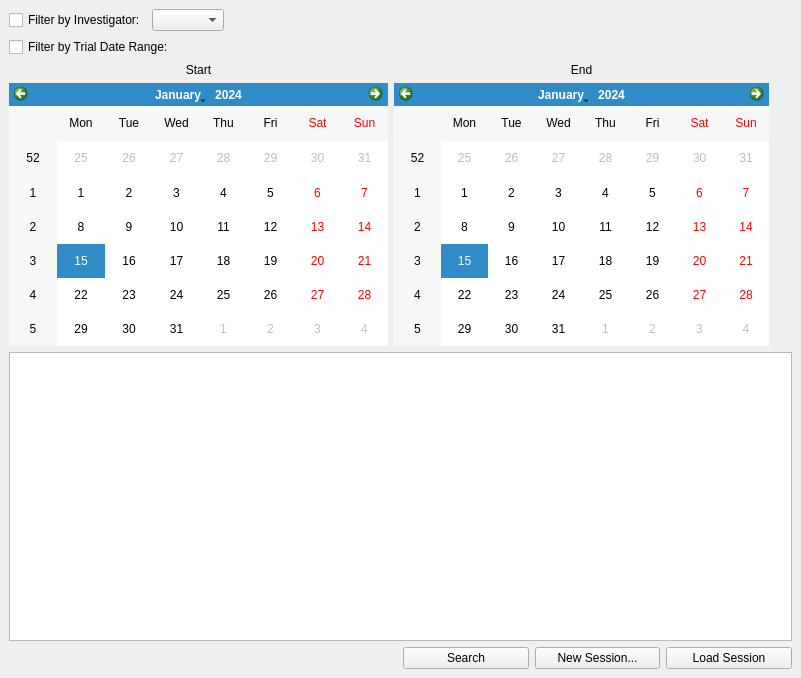
This is src/db/sessionWindow.ui in neuroethology/bento as Qt 5 draws it before an edit. The edited form follows.
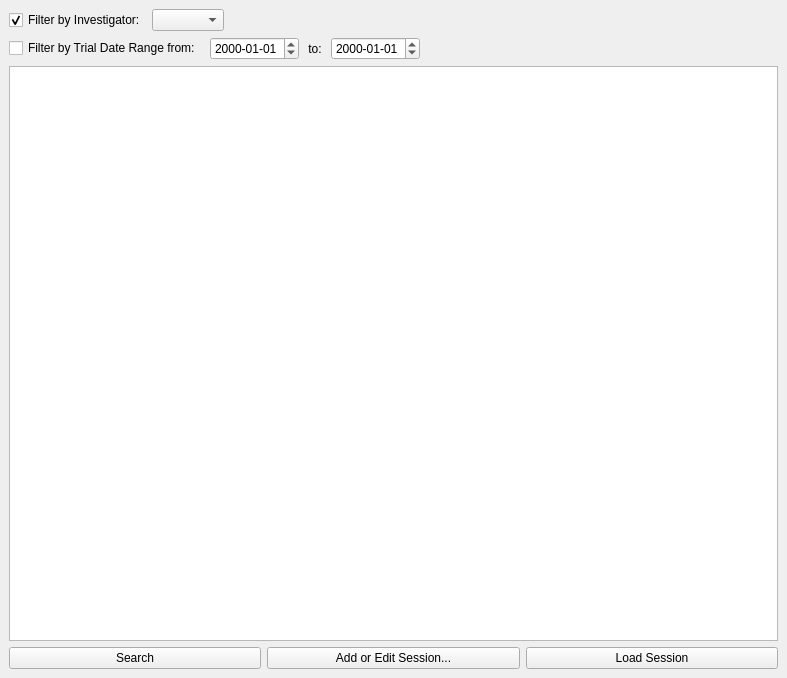
This is the edited form.

Commit message: In-progress support for modifying the database, including adding and editing sessions, trials and animals. A few bug fixes, including setting the investigator. Support for current investigator in the config (bentoConfig.py).

What changed in the file:
```diff
--- a/src/db/sessionWindow.ui
+++ b/src/db/sessionWindow.ui
@@ -6,7 +6,7 @@
    <rect>
     <x>0</x>
     <y>0</y>
-    <width>801</width>
+    <width>787</width>
     <height>678</height>
    </rect>
   </property>
@@ -14,78 +14,17 @@
    <string>Session Search Window</string>
   </property>
   <widget class="QWidget" name="experimentDockWidgetContents">
-   <layout class="QGridLayout" name="gridLayout" rowstretch="0,0,0,0,1,0">
-    <item row="2" column="0" colspan="2">
-     <layout class="QGridLayout" name="dateRangeGridLayout">
-      <item row="2" column="0">
-       <widget class="QCalendarWidget" name="endCalendarWidget">
-        <property name="minimumSize">
-         <size>
-          <width>379</width>
-          <height>173</height>
-         </size>
-        </property>
-       </widget>
-      </item>
-      <item row="1" column="0">
-       <widget class="QLabel" name="trialDateStartLabel">
-        <property name="text">
-         <string>Start</string>
-        </property>
-        <property name="alignment">
-         <set>Qt::AlignCenter</set>
-        </property>
-       </widget>
-      </item>
-      <item row="0" column="0">
-       <widget class="QCheckBox" name="useDateRangeCheckBox">
-        <property name="text">
-         <string>Filter by Trial Date Range:</string>
-        </property>
-       </widget>
-      </item>
-      <item row="2" column="1">
-       <widget class="QCalendarWidget" name="startCalendarWidget">
-        <property name="minimumSize">
-         <size>
-          <width>375</width>
-          <height>263</height>
-         </size>
-        </property>
-       </widget>
-      </item>
-      <item row="1" column="1">
-       <widget class="QLabel" name="trialDateEndLabel">
-        <property name="text">
-         <string>End</string>
-        </property>
-        <property name="alignment">
-         <set>Qt::AlignCenter</set>
-        </property>
-       </widget>
-      </item>
-      <item row="2" column="2">
-       <spacer name="horizontalSpacer_2">
-        <property name="orientation">
-         <enum>Qt::Horizontal</enum>
-        </property>
-        <property name="sizeHint" stdset="0">
-         <size>
-          <width>40</width>
-          <height>20</height>
-         </size>
-        </property>
-       </spacer>
-      </item>
-     </layout>
-    </item>
-    <item row="0" column="0" colspan="2">
+   <layout class="QVBoxLayout" name="verticalLayout">
+    <item>
      <layout class="QHBoxLayout" name="investigatorHorizontalLayout">
       <item>
        <widget class="QCheckBox" name="useInvestigatorCheckBox">
         <property name="text">
          <string>Filter by Investigator:</string>
         </property>
+        <property name="checked">
+         <bool>true</bool>
+        </property>
        </widget>
       </item>
       <item>
@@ -106,32 +45,52 @@
       </item>
      </layout>
     </item>
-    <item row="5" column="1">
-     <layout class="QHBoxLayout" name="pushButtonsHorizontalLayout">
+    <item>
+     <layout class="QHBoxLayout" name="dateRangeHorizontalLayout">
       <item>
-       <widget class="QPushButton" name="searchPushButton">
+       <widget class="QCheckBox" name="useDateRangeCheckBox">
         <property name="text">
-         <string>Search</string>
+         <string>Filter by Trial Date Range from: </string>
         </property>
        </widget>
       </item>
       <item>
-       <widget class="QPushButton" name="newSessionPushButton">
-        <property name="text">
-         <string>New Session...</string>
+       <widget class="QDateEdit" name="startDateEdit">
+        <property name="displayFormat">
+         <string>yyyy-MM-dd</string>
         </property>
        </widget>
       </item>
       <item>
-       <widget class="QPushButton" name="loadPushButton">
+       <widget class="QLabel" name="dateRangeToLabel">
         <property name="text">
-         <string>Load Session</string>
+         <string> to: </string>
         </property>
        </widget>
       </item>
+      <item>
+       <widget class="QDateEdit" name="endDateEdit">
+        <property name="displayFormat">
+         <string>yyyy-MM-dd</string>
+        </property>
+       </widget>
+      </item>
+      <item>
+       <spacer name="horizontalSpacer_2">
+        <property name="orientation">
+         <enum>Qt::Horizontal</enum>
+        </property>
+        <property name="sizeHint" stdset="0">
+         <size>
+          <width>40</width>
+          <height>20</height>
+         </size>
+        </property>
+       </spacer>
+      </item>
      </layout>
     </item>
-    <item row="4" column="0" colspan="2">
+    <item>
      <widget class="QTableView" name="sessionsTableView">
       <attribute name="horizontalHeaderDefaultSectionSize">
        <number>60</number>
@@ -141,6 +100,31 @@
       </attribute>
      </widget>
     </item>
+    <item>
+     <layout class="QHBoxLayout" name="pushButtonsHorizontalLayout">
+      <item>
+       <widget class="QPushButton" name="searchPushButton">
+        <property name="text">
+         <string>Search</string>
+        </property>
+       </widget>
+      </item>
+      <item>
+       <widget class="QPushButton" name="addOrEditSessionPushButton">
+        <property name="text">
+         <string>Add or Edit Session...</string>
+        </property>
+       </widget>
+      </item>
+      <item>
+       <widget class="QPushButton" name="loadPushButton">
+        <property name="text">
+         <string>Load Session</string>
+        </property>
+       </widget>
+      </item>
+     </layout>
+    </item>
    </layout>
   </widget>
  </widget>
```
The commit also changes 24 other files.
